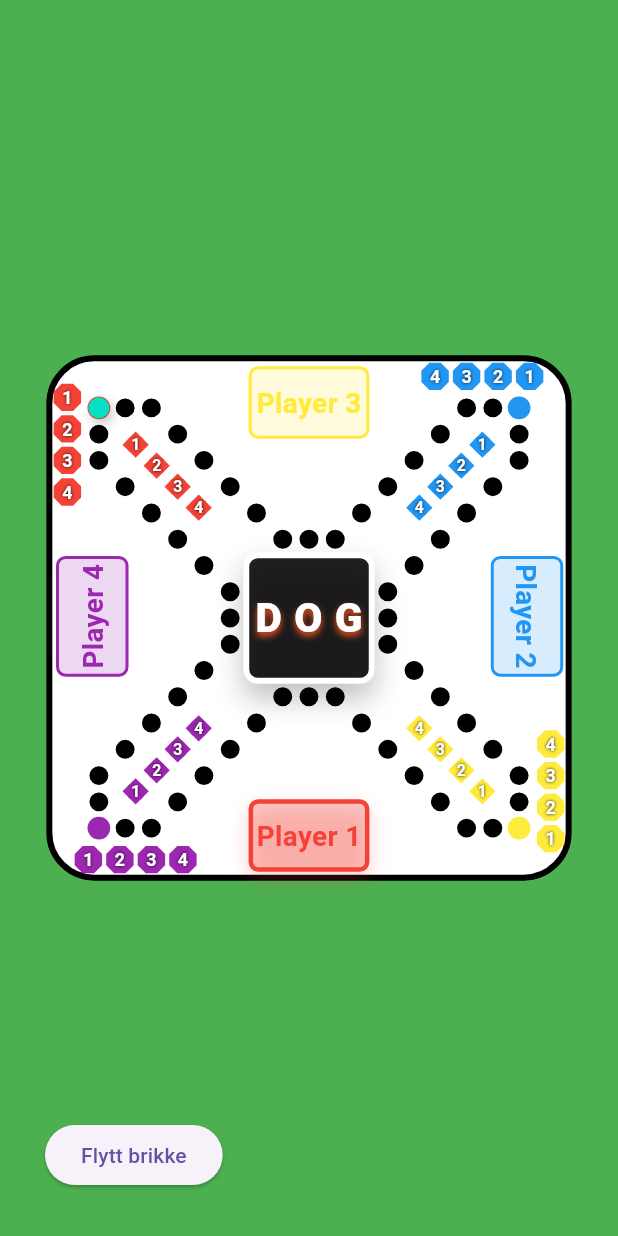
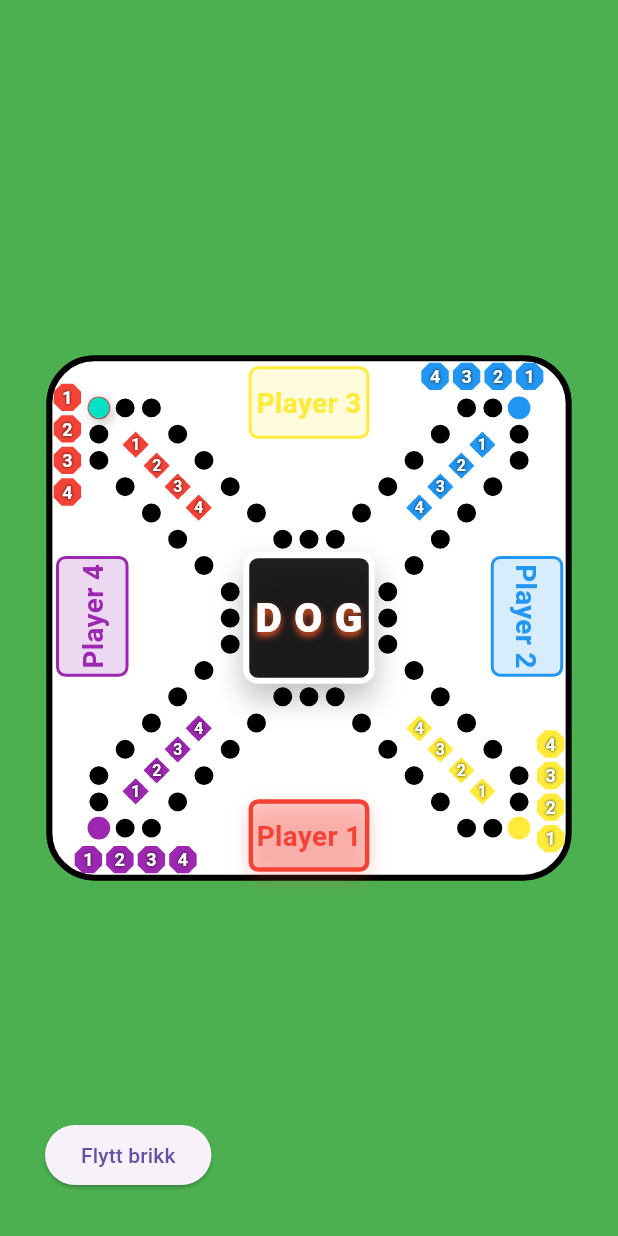
Before and after one commit to SarcasticSir/dog_game, a Flutter app: the screen it shows after launch, on a phone screen of 412 x 824 dp. Run offline on Flutter 3.47's test engine with Material 3 defaults, Android fonts, the phone set to English and light mode, and no system bars; Roboto replaces fonts that are missing (Arial Black).

Commit message:
Testet flytt brikk

```diff
--- a/lib/main.dart
+++ b/lib/main.dart
@@ -351,7 +351,7 @@ class _DogBoardState extends State<DogBoard> {
                     currentPos = (currentPos + 1) % 64;
                   });
                 },
-                child: const Text("Flytt brikke"),
+                child: const Text("Flytt brikk"),
               ),
             ),
           ],
```
